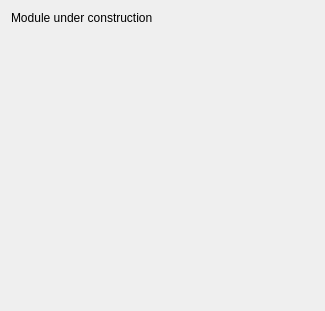
The window that OpenLIFUSonicationControl/Resources/UI/OpenLIFUSonicationControl.ui (arhowe00/SlicerOpenLIFU) describes before a commit, drawn with Qt 5.
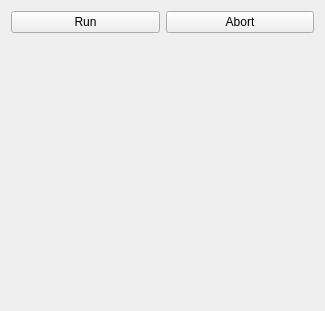
The same window after the commit. Custom widgets are drawn as their Qt base class.

Commit message: Add dummy buttons to sonication control module (#62)

The edit to the form file:
```diff
--- a/OpenLIFUSonicationControl/Resources/UI/OpenLIFUSonicationControl.ui
+++ b/OpenLIFUSonicationControl/Resources/UI/OpenLIFUSonicationControl.ui
@@ -10,15 +10,22 @@
     <height>311</height>
    </rect>
   </property>
-  <layout class="QVBoxLayout" name="verticalLayout">
-   <item>
-    <widget class="QLabel" name="label">
+  <layout class="QGridLayout" name="gridLayout">
+   <item row="0" column="2">
+    <widget class="QPushButton" name="abortPushButton">
      <property name="text">
-      <string>Module under construction</string>
+      <string>Abort</string>
      </property>
     </widget>
    </item>
-   <item>
+   <item row="0" column="0">
+    <widget class="QPushButton" name="runPushButton">
+     <property name="text">
+      <string>Run</string>
+     </property>
+    </widget>
+   </item>
+   <item row="1" column="2">
     <spacer name="verticalSpacer">
      <property name="orientation">
       <enum>Qt::Vertical</enum>
```
The commit also changes 1 other file.
